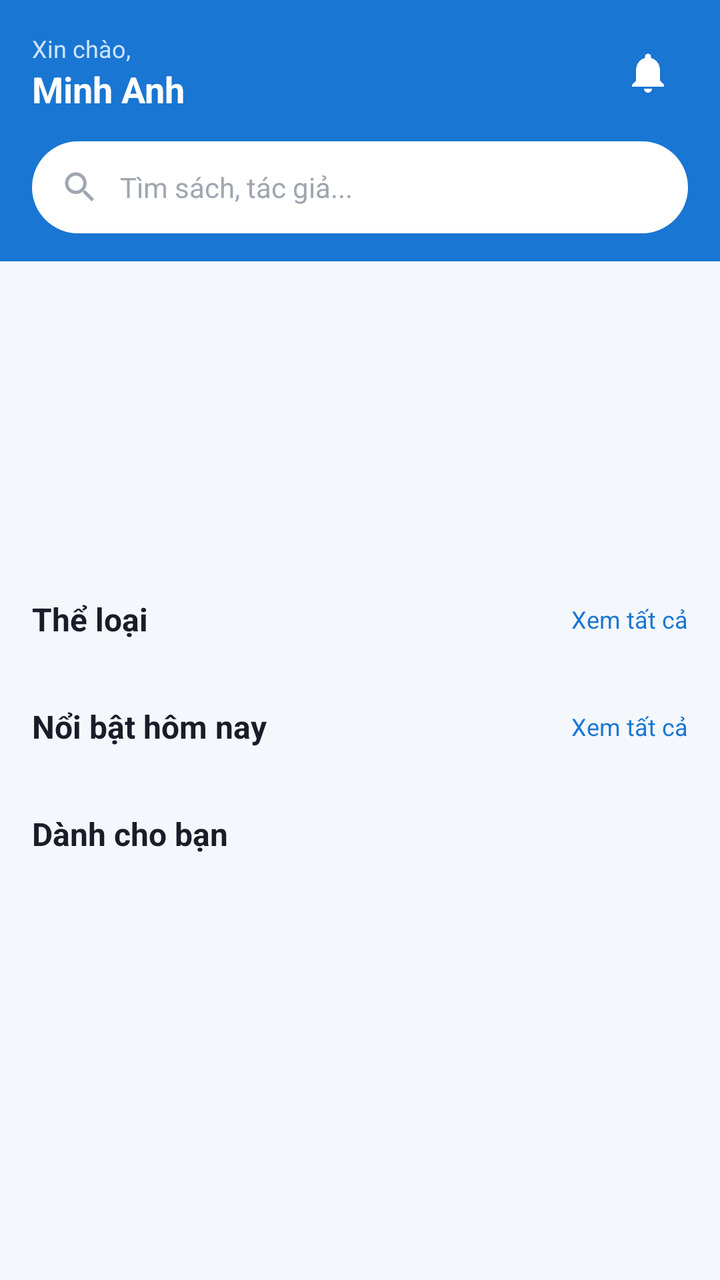
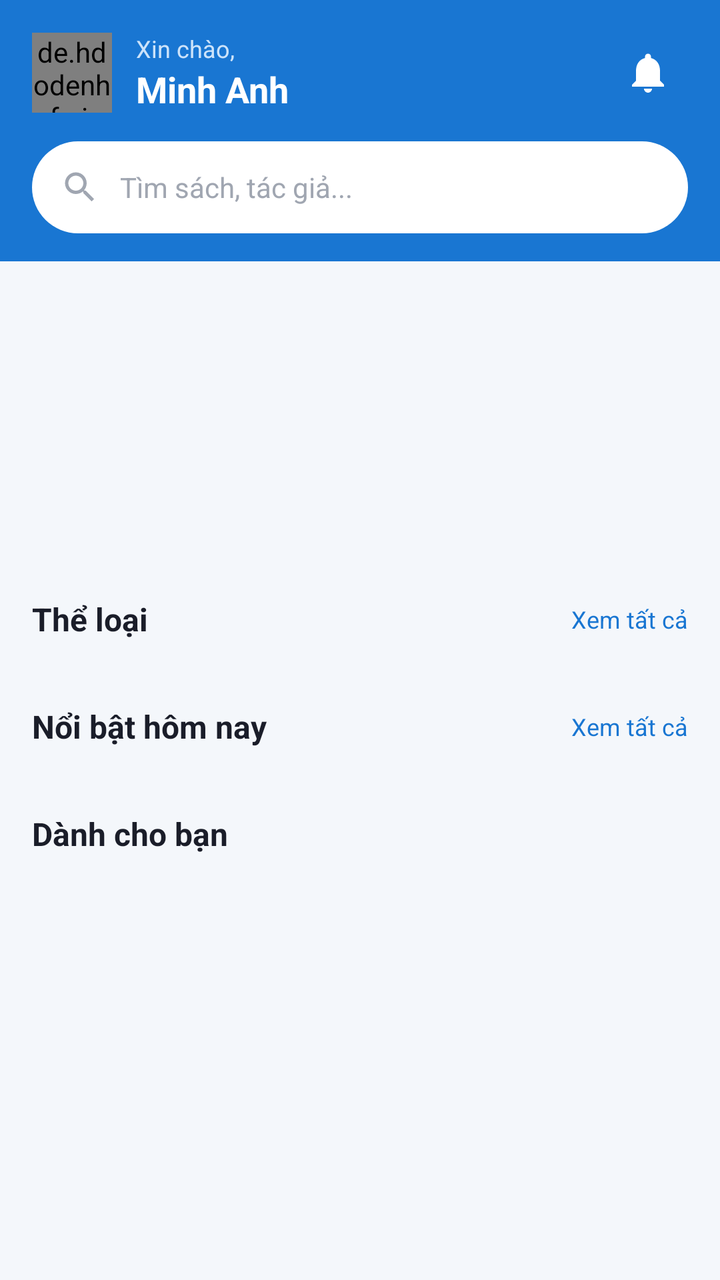

Screens rendered from an Android XML layout before and after an edit, with the pre-edit source and the edit as a unified diff.
<!-- AndroidManifest.xml: application theme Theme.BookApp -->
<!-- res/layout/fragment_home.xml -->
<?xml version="1.0" encoding="utf-8"?>
<androidx.coordinatorlayout.widget.CoordinatorLayout xmlns:android="http://schemas.android.com/apk/res/android"
    xmlns:app="http://schemas.android.com/apk/res-auto"
    android:layout_width="match_parent"
    android:layout_height="match_parent"
    android:background="@color/background">

    <com.google.android.material.appbar.AppBarLayout
        android:id="@+id/app_bar"
        android:layout_width="match_parent"
        android:layout_height="wrap_content"
        android:background="@color/primary"
        app:elevation="0dp">

        <com.google.android.material.appbar.CollapsingToolbarLayout
            android:layout_width="match_parent"
            android:layout_height="wrap_content"
            app:contentScrim="@color/primary"
            app:layout_scrollFlags="scroll|enterAlwaysCollapsed|snap">

            <LinearLayout
                android:layout_width="match_parent"
                android:layout_height="wrap_content"
                android:orientation="vertical"
                android:paddingHorizontal="16dp"
                android:paddingTop="16dp"
                android:paddingBottom="14dp">

                <LinearLayout
                    android:layout_width="match_parent"
                    android:layout_height="wrap_content"
                    android:gravity="center_vertical"
                    android:orientation="horizontal">

                    <LinearLayout
                        android:layout_width="0dp"
                        android:layout_height="wrap_content"
                        android:layout_weight="1"
                        android:orientation="vertical">

                        <TextView
                            android:id="@+id/tv_greeting"
                            android:layout_width="wrap_content"
                            android:layout_height="wrap_content"
                            android:text="Xin chào,"
                            android:textColor="#CCE3FA"
                            android:textSize="12sp" />

                        <TextView
                            android:id="@+id/tv_user_name"
                            android:layout_width="wrap_content"
                            android:layout_height="wrap_content"
                            android:text="Minh Anh"
                            android:textColor="@color/white"
                            android:textSize="18sp"
                            android:textStyle="bold" />
                    </LinearLayout>

                    <FrameLayout
                        android:layout_width="wrap_content"
                        android:layout_height="wrap_content">

                        <ImageButton
                            android:id="@+id/ib_notification"
                            android:layout_width="40dp"
                            android:layout_height="40dp"
                            android:background="?attr/selectableItemBackgroundBorderless"
                            android:src="@drawable/ic_bell"
                            app:tint="@color/white" />

                        <View
                            android:id="@+id/v_notification_dot"
                            android:layout_width="10dp"
                            android:layout_height="10dp"
                            android:layout_gravity="top|end"
                            android:layout_marginTop="8dp"
                            android:layout_marginEnd="8dp"
                            android:background="@drawable/bg_red_dot"
                            android:visibility="gone" />
                    </FrameLayout>
                </LinearLayout>

                
                <LinearLayout
                    android:id="@+id/ll_search_bar"
                    android:layout_width="match_parent"
                    android:layout_height="46dp"
                    android:layout_marginTop="14dp"
                    android:background="@drawable/bg_search_bar"
                    android:gravity="center_vertical"
                    android:orientation="horizontal"
                    android:paddingHorizontal="14dp">

                    <ImageView
                        android:layout_width="20dp"
                        android:layout_height="20dp"
                        android:src="@drawable/ic_search"
                        app:tint="@color/text_hint" />

                    <TextView
                        android:id="@+id/tv_search_hint"
                        android:layout_width="0dp"
                        android:layout_height="wrap_content"
                        android:layout_marginStart="10dp"
                        android:layout_weight="1"
                        android:text="Tìm sách, tác giả..."
                        android:textColor="@color/text_hint"
                        android:textSize="14sp" />
                </LinearLayout>
            </LinearLayout>
        </com.google.android.material.appbar.CollapsingToolbarLayout>
    </com.google.android.material.appbar.AppBarLayout>

    <androidx.core.widget.NestedScrollView
        android:layout_width="match_parent"
        android:layout_height="match_parent"
        app:layout_behavior="@string/appbar_scrolling_view_behavior">

        <LinearLayout
            android:layout_width="match_parent"
            android:layout_height="wrap_content"
            android:orientation="vertical"
            android:paddingBottom="24dp">

            
            <androidx.constraintlayout.widget.ConstraintLayout
                android:layout_width="match_parent"
                android:layout_height="wrap_content"
                android:layout_marginTop="16dp"
                android:layout_marginHorizontal="16dp">

                <androidx.viewpager2.widget.ViewPager2
                    android:id="@+id/vp_banner"
                    android:layout_width="0dp"
                    android:layout_height="0dp"
                    app:layout_constraintTop_toTopOf="parent"
                    app:layout_constraintBottom_toBottomOf="parent"
                    app:layout_constraintStart_toStartOf="parent"
                    app:layout_constraintEnd_toEndOf="parent"
                    app:layout_constraintDimensionRatio="891:293" />
            </androidx.constraintlayout.widget.ConstraintLayout>

            <com.google.android.material.tabs.TabLayout
                android:id="@+id/tab_banner_indicator"
                android:layout_width="wrap_content"
                android:layout_height="16dp"
                android:layout_gravity="center_horizontal"
                android:layout_marginTop="8dp"
                android:background="@android:color/transparent"
                app:tabBackground="@drawable/tab_indicator_selector"
                app:tabGravity="center"
                app:tabIndicatorHeight="0dp"
                app:tabMaxWidth="12dp"
                app:tabMinWidth="12dp"
                app:tabPaddingEnd="2dp"
                app:tabPaddingStart="2dp" />

            
            <LinearLayout
                android:layout_width="match_parent"
                android:layout_height="wrap_content"
                android:layout_marginTop="20dp"
                android:layout_marginHorizontal="16dp"
                android:gravity="center_vertical"
                android:orientation="horizontal">

                <TextView
                    android:layout_width="0dp"
                    android:layout_height="wrap_content"
                    android:layout_weight="1"
                    android:text="Thể loại"
                    android:textColor="@color/text_primary"
                    android:textSize="16sp"
                    android:textStyle="bold" />

                <TextView
                    android:id="@+id/tv_see_all_category"
                    android:layout_width="wrap_content"
                    android:layout_height="wrap_content"
                    android:text="Xem tất cả"
                    android:textColor="@color/primary"
                    android:textSize="12sp" />
            </LinearLayout>

            <androidx.recyclerview.widget.RecyclerView
                android:id="@+id/rv_categories"
                android:layout_width="match_parent"
                android:layout_height="wrap_content"
                android:layout_marginTop="10dp"
                android:clipToPadding="false"
                android:orientation="horizontal"
                android:paddingHorizontal="16dp"
                app:layoutManager="androidx.recyclerview.widget.LinearLayoutManager" />

            
            <LinearLayout
                android:layout_width="match_parent"
                android:layout_height="wrap_content"
                android:layout_marginTop="22dp"
                android:layout_marginHorizontal="16dp"
                android:gravity="center_vertical"
                android:orientation="horizontal">

                <TextView
                    android:layout_width="0dp"
                    android:layout_height="wrap_content"
                    android:layout_weight="1"
                    android:text="Nổi bật hôm nay"
                    android:textColor="@color/text_primary"
                    android:textSize="16sp"
                    android:textStyle="bold" />

                <TextView
                    android:id="@+id/tv_see_all_featured"
                    android:layout_width="wrap_content"
                    android:layout_height="wrap_content"
                    android:text="Xem tất cả"
                    android:textColor="@color/primary"
                    android:textSize="12sp" />
            </LinearLayout>

            <androidx.recyclerview.widget.RecyclerView
                android:id="@+id/rv_featured_books"
                android:layout_width="match_parent"
                android:layout_height="wrap_content"
                android:layout_marginTop="10dp"
                android:clipToPadding="false"
                android:orientation="horizontal"
                android:paddingHorizontal="16dp"
                app:layoutManager="androidx.recyclerview.widget.LinearLayoutManager" />

            
            <TextView
                android:layout_width="match_parent"
                android:layout_height="wrap_content"
                android:layout_marginTop="22dp"
                android:layout_marginHorizontal="16dp"
                android:text="Dành cho bạn"
                android:textColor="@color/text_primary"
                android:textSize="16sp"
                android:textStyle="bold" />

            <androidx.recyclerview.widget.RecyclerView
                android:id="@+id/rv_all_books"
                android:layout_width="match_parent"
                android:layout_height="wrap_content"
                android:layout_marginTop="10dp"
                android:layout_marginHorizontal="12dp"
                android:nestedScrollingEnabled="false"
                app:layoutManager="androidx.recyclerview.widget.GridLayoutManager"
                app:spanCount="2" />

            
            <LinearLayout
                android:id="@+id/ll_empty_state"
                android:layout_width="match_parent"
                android:layout_height="wrap_content"
                android:layout_marginTop="40dp"
                android:gravity="center"
                android:orientation="vertical"
                android:visibility="gone">

                <ImageView
                    android:layout_width="96dp"
                    android:layout_height="96dp"
                    android:src="@drawable/ic_empty_box"
                    app:tint="@color/text_hint" />

                <TextView
                    android:layout_width="wrap_content"
                    android:layout_height="wrap_content"
                    android:layout_marginTop="12dp"
                    android:text="Chưa có sách nào"
                    android:textColor="@color/text_secondary"
                    android:textSize="14sp" />
            </LinearLayout>

        </LinearLayout>
    </androidx.core.widget.NestedScrollView>

    
    <ProgressBar
        android:id="@+id/pb_loading"
        android:layout_width="wrap_content"
        android:layout_height="wrap_content"
        android:layout_gravity="center"
        android:indeterminateTint="@color/primary"
        android:visibility="gone" />

</androidx.coordinatorlayout.widget.CoordinatorLayout>
<!-- resources referenced by this layout -->
<resources>
  <color name="background">#F4F7FB</color>
  <color name="primary">#1976D2</color>
  <color name="text_hint">#A0A6B1</color>
  <color name="text_primary">#1A1D29</color>
  <color name="text_secondary">#6B7280</color>
  <color name="white">#FFFFFF</color>
  <!-- drawable bg_red_dot (drawable) -->
  <?xml version="1.0" encoding="utf-8"?>
  <shape xmlns:android="http://schemas.android.com/apk/res/android"
      android:shape="oval">
      <solid android:color="#F44336" />
      <stroke android:width="1dp" android:color="@android:color/white"/>
  </shape>
  <!-- drawable bg_search_bar (drawable) -->
  <?xml version="1.0" encoding="utf-8"?>
  <shape xmlns:android="http://schemas.android.com/apk/res/android" android:shape="rectangle">
      <solid android:color="@color/surface" />
      <corners android:radius="23dp" />
  </shape>
  <!-- drawable tab_indicator_selector (drawable) -->
  <?xml version="1.0" encoding="utf-8"?>
  <selector xmlns:android="http://schemas.android.com/apk/res/android">
      <item android:drawable="@drawable/tab_dot_selected" android:state_selected="true" />
      <item android:drawable="@drawable/tab_dot_unselected" />
  </selector>
  <style name="Theme.BookApp" parent="Theme.MaterialComponents.DayNight.NoActionBar">
          
          <item name="colorPrimary">@color/primary</item>
          
          <item name="colorPrimaryDark">@color/primary_dark</item>
          
          <item name="colorAccent">@color/accent_price</item>
  
          
          <item name="android:windowBackground">@color/background</item>
          
          <item name="android:textColorPrimary">@color/text_primary</item>
          
          <item name="android:textColorHint">@color/text_hint</item>
      </style>
  <color name="surface">#FFFFFF</color>
  <!-- drawable tab_dot_selected (drawable) -->
  <?xml version="1.0" encoding="utf-8"?>
  <layer-list xmlns:android="http://schemas.android.com/apk/res/android">
      <item android:gravity="center">
          <shape android:shape="oval">
              <solid android:color="@color/primary" />
              <size android:width="7dp" android:height="7dp" />
          </shape>
      </item>
  </layer-list>
  <!-- drawable tab_dot_unselected (drawable) -->
  <?xml version="1.0" encoding="utf-8"?>
  <layer-list xmlns:android="http://schemas.android.com/apk/res/android">
      <item android:gravity="center">
          <shape android:shape="oval">
              <solid android:color="@color/divider" />
              <size android:width="7dp" android:height="7dp" />
          </shape>
      </item>
  </layer-list>
  <color name="primary_dark">#0D47A1</color>
  <color name="accent_price">#FF7A00</color>
  <color name="divider">#E5E9F0</color>
  <!-- unchanged entries left out for length: 3 -->
</resources>

<!-- the commit's change to res/layout/fragment_home.xml (unified diff, before → after) -->
@@ -31,6 +31,15 @@
                     android:layout_height="wrap_content"
                     android:gravity="center_vertical"
                     android:orientation="horizontal">
+
+                    <de.hdodenhof.circleimageview.CircleImageView
+                        android:id="@+id/iv_user_avatar"
+                        android:layout_width="40dp"
+                        android:layout_height="40dp"
+                        android:layout_marginEnd="12dp"
+                        android:src="@drawable/placeholder_avatar"
+                        app:civ_border_width="1dp"
+                        app:civ_border_color="#FFFFFF" />
 
                     <LinearLayout
                         android:layout_width="0dp"
<!-- resource entries referenced after the edit -->
@@ -19,6 +19,26 @@
       <solid android:color="@color/surface" />
       <corners android:radius="23dp" />
   </shape>
+  <!-- drawable placeholder_avatar (drawable) -->
+  <?xml version="1.0" encoding="utf-8"?>
+  <layer-list xmlns:android="http://schemas.android.com/apk/res/android">
+      <item>
+          <shape android:shape="oval">
+              <solid android:color="@color/primary_light" />
+          </shape>
+      </item>
+      <item android:gravity="center" android:width="34dp" android:height="34dp">
+          <vector
+              android:width="24dp"
+              android:height="24dp"
+              android:viewportWidth="24"
+              android:viewportHeight="24">
+              <path
+                  android:fillColor="@color/primary_variant"
+                  android:pathData="M12,12c2.21,0 4,-1.79 4,-4s-1.79,-4 -4,-4 -4,1.79 -4,4 1.79,4 4,4zM12,14c-2.67,0 -8,1.34 -8,4v2h16v-2c0,-2.66 -5.33,-4 -8,-4z" />
+          </vector>
+      </item>
+  </layer-list>
   <!-- drawable tab_indicator_selector (drawable) -->
   <?xml version="1.0" encoding="utf-8"?>
   <selector xmlns:android="http://schemas.android.com/apk/res/android">
@@ -41,6 +61,8 @@
           <item name="android:textColorHint">@color/text_hint</item>
       </style>
   <color name="surface">#FFFFFF</color>
+  <color name="primary_light">#E3F2FD</color>
+  <color name="primary_variant">#42A5F5</color>
   <!-- drawable tab_dot_selected (drawable) -->
   <?xml version="1.0" encoding="utf-8"?>
   <layer-list xmlns:android="http://schemas.android.com/apk/res/android">
